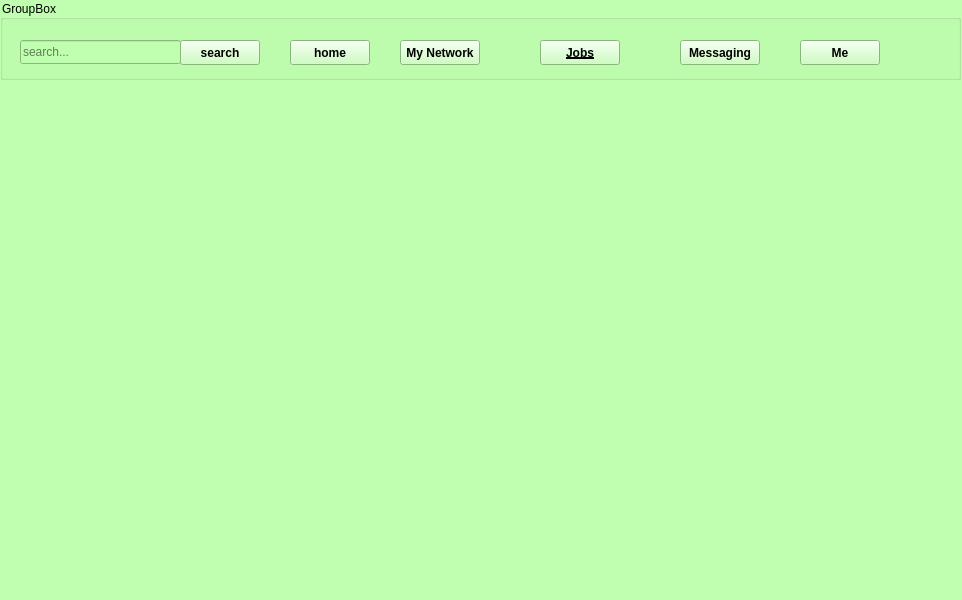
This is jobs_karbar.ui in white-vessel/eyd-project as Qt 5 draws it before an edit. The edited form follows.
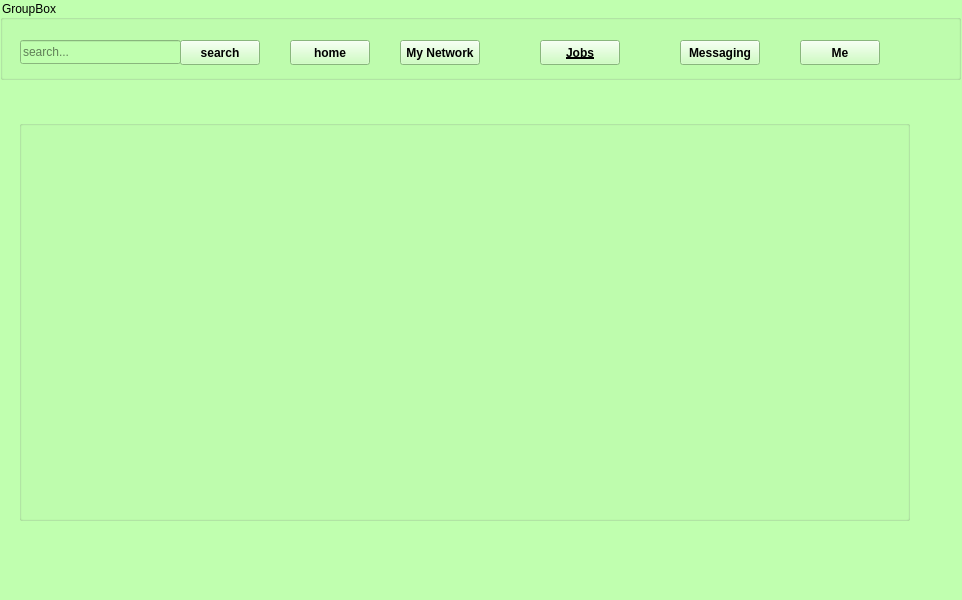
This is the edited form.

The edit to the form file:
```diff
--- a/jobs_karbar.ui
+++ b/jobs_karbar.ui
@@ -169,6 +169,19 @@
      </property>
     </widget>
    </widget>
+   <widget class="QGroupBox" name="groupBox_2">
+    <property name="geometry">
+     <rect>
+      <x>19</x>
+      <y>120</y>
+      <width>891</width>
+      <height>401</height>
+     </rect>
+    </property>
+    <property name="title">
+     <string/>
+    </property>
+   </widget>
   </widget>
   <widget class="QMenuBar" name="menubar">
    <property name="geometry">
```
